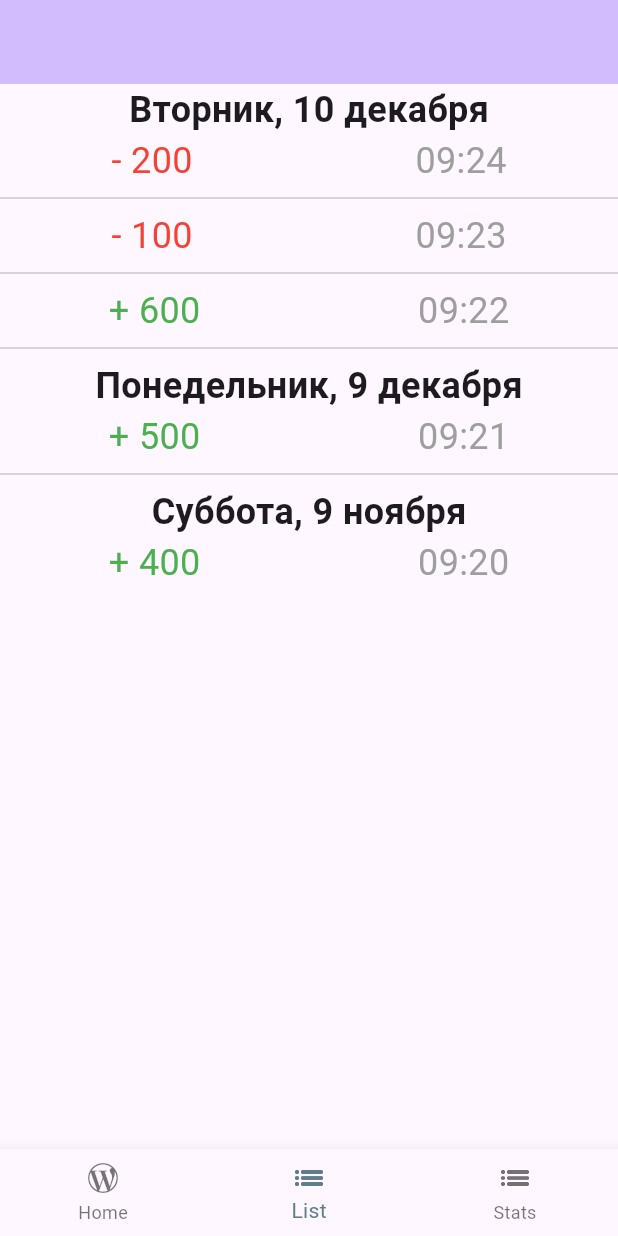
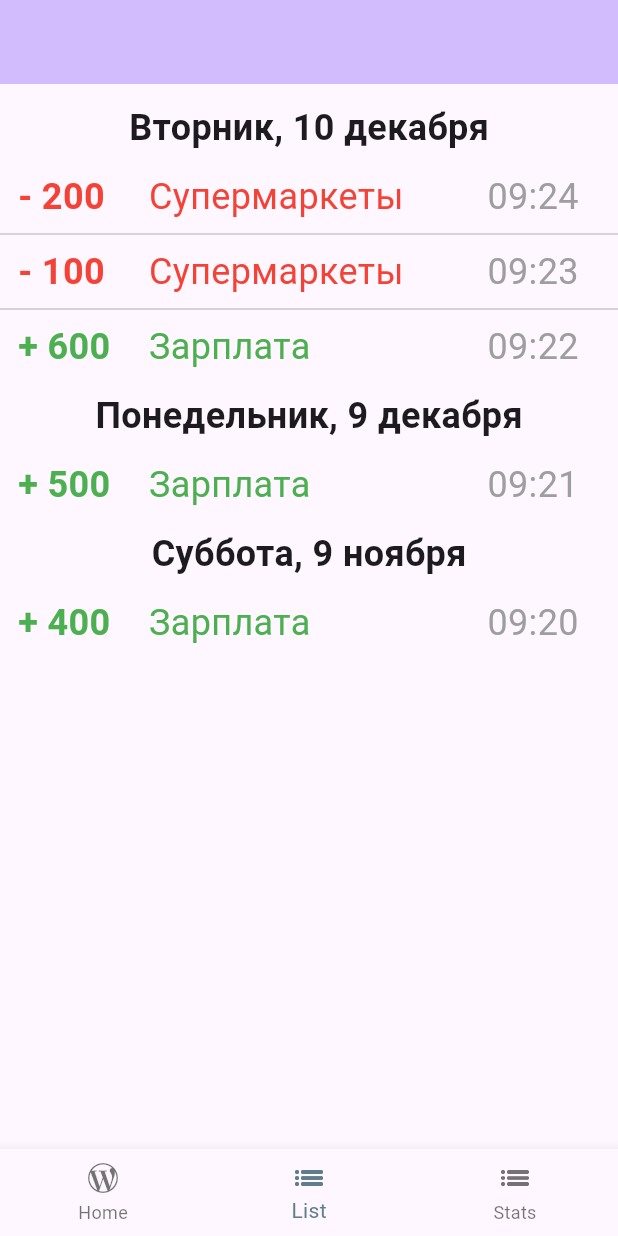
Before and after one commit to MatveevYasha/in_out_app, a Flutter app: the screen it shows after launch, item 2 of the bottom bar chosen, on a phone screen of 412 x 824 dp. Run offline on Flutter 3.47's test engine with Material 3 defaults, Android fonts, the light colour scheme and no system bars; our stand-ins replace flutter_bloc; project files that could hold a hidden picture were left out.

Commit message:
Add title to categories

```diff
--- a/lib/src/feature/data/entities/expenses.dart
+++ b/lib/src/feature/data/entities/expenses.dart
@@ -1,6 +1,5 @@
 import 'package:in_out_app/src/feature/data/entities/deal.dart';
-
-enum ExpensesDealType { supermarkets, home, taxi, cafe, entertainments, pharmacy }
+import 'package:in_out_app/src/feature/data/handbooks/expenses_deal_type.dart';
 
 class ExpensesDeal extends Deal {
   final ExpensesDealType incomeType;
--- a/lib/src/feature/data/entities/income.dart
+++ b/lib/src/feature/data/entities/income.dart
@@ -1,6 +1,5 @@
 import 'package:in_out_app/src/feature/data/entities/deal.dart';
-
-enum IncomeDealType { salary, other }
+import 'package:in_out_app/src/feature/data/handbooks/income_deal_type.dart';
 
 class IncomeDeal extends Deal {
   final IncomeDealType incomeType;
--- /dev/null
+++ b/lib/src/feature/data/handbooks/expenses_deal_type.dart
@@ -0,0 +1,19 @@
+enum ExpensesDealType {
+  supermarkets,
+  home,
+  taxi,
+  cafe,
+  entertainments,
+  pharmacy;
+
+  static String toEntity() {
+    return switch (ExpensesDealType.values.first) {
+      ExpensesDealType.cafe => 'Кафе',
+      ExpensesDealType.entertainments => 'Развлечения',
+      ExpensesDealType.home => 'Для дома',
+      ExpensesDealType.pharmacy => 'Аптека',
+      ExpensesDealType.supermarkets => 'Супермаркеты',
+      ExpensesDealType.taxi => 'Такси',
+    };
+  }
+}
--- /dev/null
+++ b/lib/src/feature/data/handbooks/income_deal_type.dart
@@ -0,0 +1,11 @@
+enum IncomeDealType {
+  salary,
+  other;
+
+  static String toEntity() {
+    return switch (IncomeDealType.values.first) {
+      IncomeDealType.salary => 'Зарплата',
+      IncomeDealType.other => 'Другое',
+    };
+  }
+}
--- a/lib/src/feature/home/bloc/main_bloc.dart
+++ b/lib/src/feature/home/bloc/main_bloc.dart
@@ -2,6 +2,8 @@ import 'package:flutter_bloc/flutter_bloc.dart';
 import 'package:in_out_app/src/feature/data/entities/expenses.dart';
 
 import 'package:in_out_app/src/feature/data/entities/income.dart';
+import 'package:in_out_app/src/feature/data/handbooks/expenses_deal_type.dart';
+import 'package:in_out_app/src/feature/data/handbooks/income_deal_type.dart';
 import 'package:in_out_app/src/feature/home/bloc/main_event.dart';
 import 'package:in_out_app/src/feature/home/bloc/main_state.dart';
 
@@ -40,6 +42,8 @@ class MainBloc extends Bloc<MainEvent, MainState> {
       final expensesAmount =
           deals.whereType<ExpensesDeal>().map((e) => e.amount).toList().reduce((value, element) => value + element);
 
+// TODO: заполнение
+
       emit(
         SuccessMainState(
           deals: deals,
--- a/lib/src/feature/transactions/ui/transactions_page.dart
+++ b/lib/src/feature/transactions/ui/transactions_page.dart
@@ -2,6 +2,8 @@ import 'package:flutter/material.dart';
 import 'package:in_out_app/src/feature/data/entities/deal.dart';
 import 'package:in_out_app/src/feature/data/entities/expenses.dart';
 import 'package:in_out_app/src/feature/data/entities/income.dart';
+import 'package:in_out_app/src/feature/data/handbooks/expenses_deal_type.dart';
+import 'package:in_out_app/src/feature/data/handbooks/income_deal_type.dart';
 import 'package:in_out_app/src/shared/helpers/string_extension.dart';
 import 'package:intl/intl.dart';
 
@@ -26,10 +28,10 @@ class TransactionsPage extends StatelessWidget {
       itemBuilder: (context, index) {
         final deal = deals[index];
 
-        final (textColor, arithmetic) = switch (deal) {
-          IncomeDeal _ => (Colors.green, '+'),
-          ExpensesDeal _ => (Colors.red, '-'),
-          _ => (Colors.grey, ''),
+        final (textColor, arithmetic, title) = switch (deal) {
+          IncomeDeal _ => (Colors.green, '+', IncomeDealType.toEntity()),
+          ExpensesDeal _ => (Colors.red, '-', ExpensesDealType.toEntity()),
+          _ => (Colors.grey, '', ''),
         };
 
         return Column(
@@ -37,33 +39,62 @@ class TransactionsPage extends StatelessWidget {
             if (index == 0 ||
                 (deals[index].date.day != deals[index - 1].date.day ||
                     deals[index].date.month != deals[index - 1].date.month))
-              Text(
+              Padding(
+                padding: const EdgeInsets.symmetric(vertical: 12),
+                child: Text(
                   DateFormat.MMMMEEEEd('ru').format(deal.date).capitalize(),
                   style: const TextStyle(fontSize: 24, fontWeight: FontWeight.bold),
                 ),
-            Row(
-              mainAxisAlignment: MainAxisAlignment.spaceAround,
+              ),
+            Padding(
+              padding: const EdgeInsets.symmetric(horizontal: 12),
+              child: Row(
                 children: [
-                Text(
+                  Expanded(
+                    child: Text(
                       '$arithmetic ${deal.amount}',
+                      style: TextStyle(
+                        color: textColor,
+                        fontSize: 24,
+                        fontWeight: FontWeight.w600,
+                      ),
+                    ),
+                  ),
+                  const SizedBox(width: 12),
+                  Expanded(
+                    flex: 3,
+                    child: Text(
+                      title,
+                      overflow: TextOverflow.ellipsis,
                       style: TextStyle(
                         color: textColor,
                         fontSize: 24,
                       ),
                     ),
-                Text(
+                  ),
+                  Expanded(
+                    child: Text(
                       DateFormat.Hm().format(deal.date),
                       style: const TextStyle(
                         color: Colors.grey,
                         fontSize: 24,
                       ),
                     ),
+                  ),
                 ],
+              ),
             ),
           ],
         );
       },
-      separatorBuilder: (context, index) => const Divider(),
+      separatorBuilder: (context, index) {
+        if (deals[index].date.day == deals[index + 1].date.day &&
+            deals[index].date.month == deals[index + 1].date.month) {
+          return const Divider();
+        }
+
+        return const SizedBox.shrink();
+      },
       itemCount: deals.length,
     );
   }
```
Lines whose indentation alone changed are shown as unchanged.
